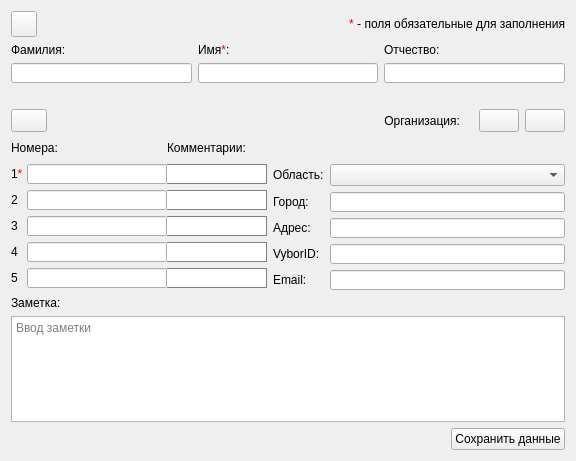
Before: the Qt Designer form src/EditContactDialog.ui in okostynchuk/Outcall, drawn with Qt 5.
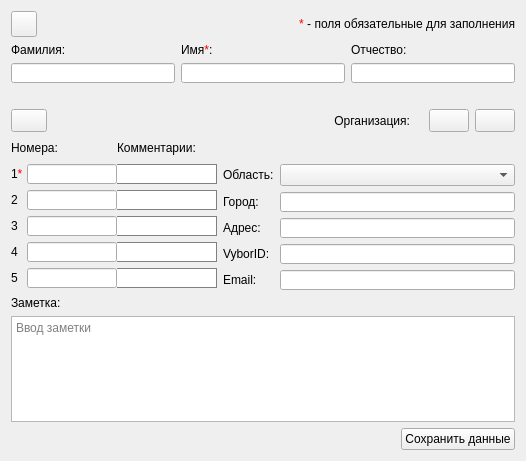
After: the same form once the commit is applied. Icons and pictures are not drawn.

Diff of the .ui file:
```diff
--- a/src/EditContactDialog.ui
+++ b/src/EditContactDialog.ui
@@ -6,7 +6,7 @@
    <rect>
     <x>0</x>
     <y>0</y>
-    <width>574</width>
+    <width>524</width>
     <height>461</height>
    </rect>
   </property>
@@ -569,13 +569,13 @@
          </property>
          <property name="minimumSize">
           <size>
-           <width>140</width>
+           <width>90</width>
            <height>20</height>
           </size>
          </property>
          <property name="maximumSize">
           <size>
-           <width>140</width>
+           <width>90</width>
            <height>20</height>
           </size>
          </property>
@@ -620,13 +620,13 @@
          </property>
          <property name="minimumSize">
           <size>
-           <width>140</width>
+           <width>90</width>
            <height>20</height>
           </size>
          </property>
          <property name="maximumSize">
           <size>
-           <width>140</width>
+           <width>90</width>
            <height>20</height>
           </size>
          </property>
@@ -645,13 +645,13 @@
          </property>
          <property name="minimumSize">
           <size>
-           <width>140</width>
+           <width>90</width>
            <height>20</height>
           </size>
          </property>
          <property name="maximumSize">
           <size>
-           <width>140</width>
+           <width>90</width>
            <height>20</height>
           </size>
          </property>
@@ -670,13 +670,13 @@
          </property>
          <property name="minimumSize">
           <size>
-           <width>140</width>
+           <width>90</width>
            <height>20</height>
           </size>
          </property>
          <property name="maximumSize">
           <size>
-           <width>140</width>
+           <width>90</width>
            <height>20</height>
           </size>
          </property>
@@ -721,13 +721,13 @@
          </property>
          <property name="minimumSize">
           <size>
-           <width>140</width>
+           <width>90</width>
            <height>20</height>
           </size>
          </property>
          <property name="maximumSize">
           <size>
-           <width>140</width>
+           <width>90</width>
            <height>20</height>
           </size>
          </property>
```
